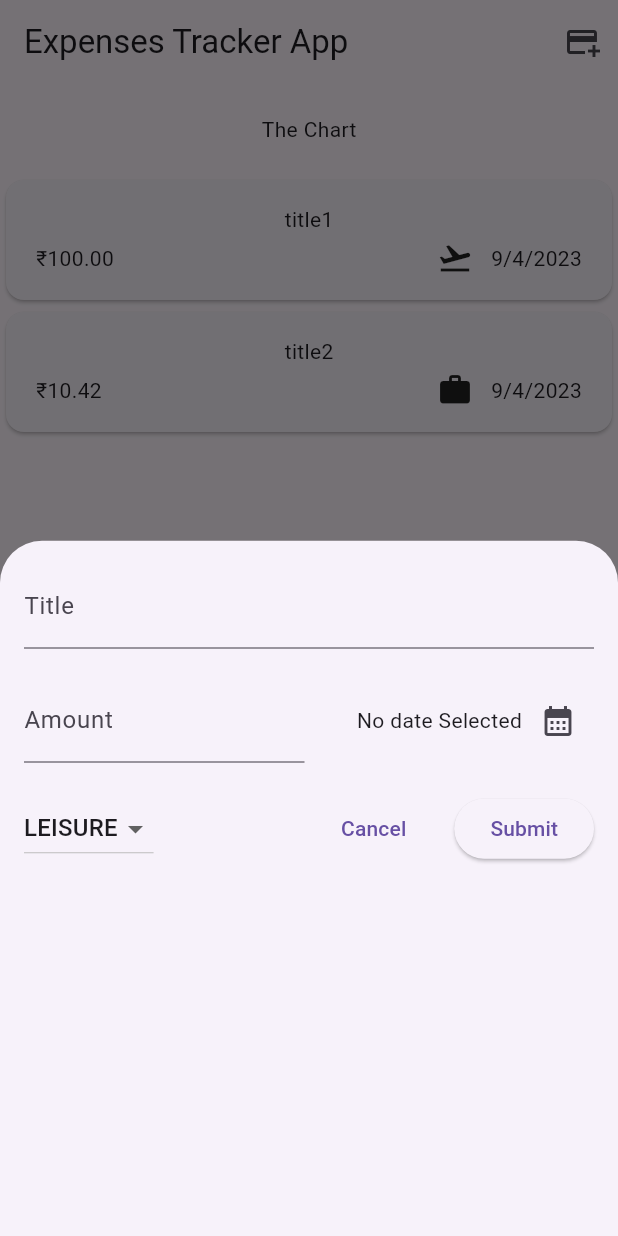
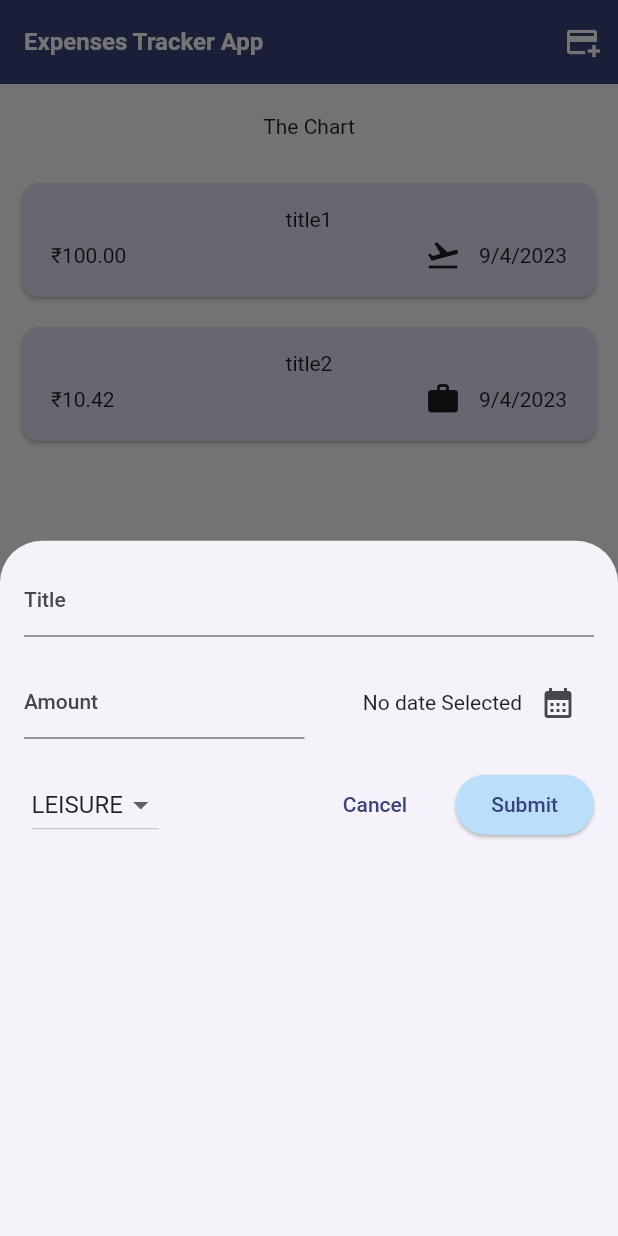
Before and after one commit to yashraj9922/expense_tracker_app, a Flutter app: the screen it shows after launch, after a tap on the "add card" icon, on a phone screen of 412 x 824 dp. Run offline on Flutter 3.47's test engine with Material 2 defaults, Android fonts, the phone set to English and light mode, and no system bars.

Commit message:
setting up themes

```diff
--- a/lib/Widgets/new_expense.dart
+++ b/lib/Widgets/new_expense.dart
@@ -138,6 +138,7 @@ class _NewExpenseState extends State<NewExpense> {
           const SizedBox(height: 20),
           Row(
             children: [
+              const SizedBox(width: 5),
               DropdownButton(
                 value: _selectedCategory,
                 items: Category.values
--- a/lib/main.dart
+++ b/lib/main.dart
@@ -1,11 +1,38 @@
 import 'package:expense_tracker_app/Widgets/expenses.dart';
 import 'package:flutter/material.dart';
 
+var kColourScheme = ColorScheme.fromSeed(seedColor: Colors.indigo);
 void main() {
   runApp(
     MaterialApp(
       debugShowCheckedModeBanner: false,
-      theme: ThemeData(useMaterial3: true),
+      theme: ThemeData().copyWith(
+          useMaterial3: true,
+          colorScheme: kColourScheme,
+          appBarTheme: const AppBarTheme().copyWith(
+            backgroundColor: kColourScheme.onPrimaryContainer,
+            foregroundColor: Colors.white,
+          ),
+          cardTheme: const CardTheme().copyWith(
+            color: kColourScheme.secondaryContainer,
+            margin: const EdgeInsets.symmetric(horizontal: 14, vertical: 10),
+          ),
+          elevatedButtonTheme: ElevatedButtonThemeData(
+            style: ElevatedButton.styleFrom(
+              backgroundColor: Colors.blue[100],
+              foregroundColor: kColourScheme.onPrimaryContainer,
+            ),
+          ),
+          textButtonTheme: TextButtonThemeData(
+            style: TextButton.styleFrom(
+                foregroundColor: kColourScheme.onPrimaryContainer),
+          ),
+          textTheme: ThemeData().textTheme.copyWith(
+                titleLarge: TextStyle(
+                    fontWeight: FontWeight.bold,
+                    color: kColourScheme.onSecondaryContainer,
+                    fontSize: 16),
+              )),
       home: const Expenses(),
     ),
   );
```
